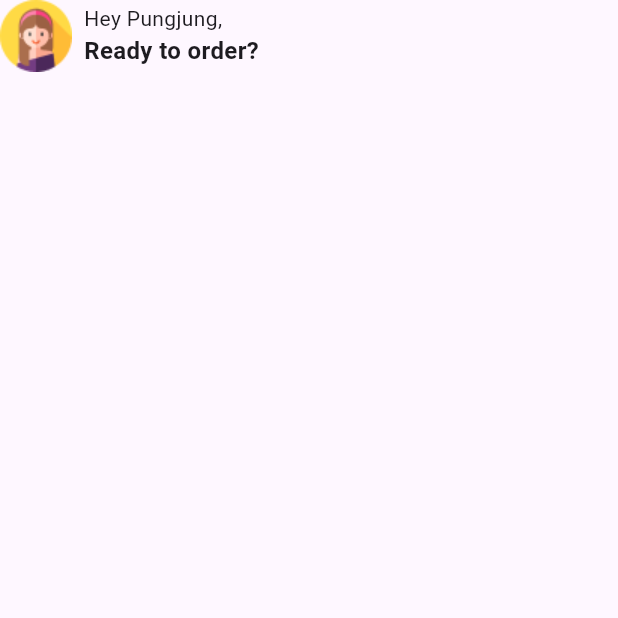
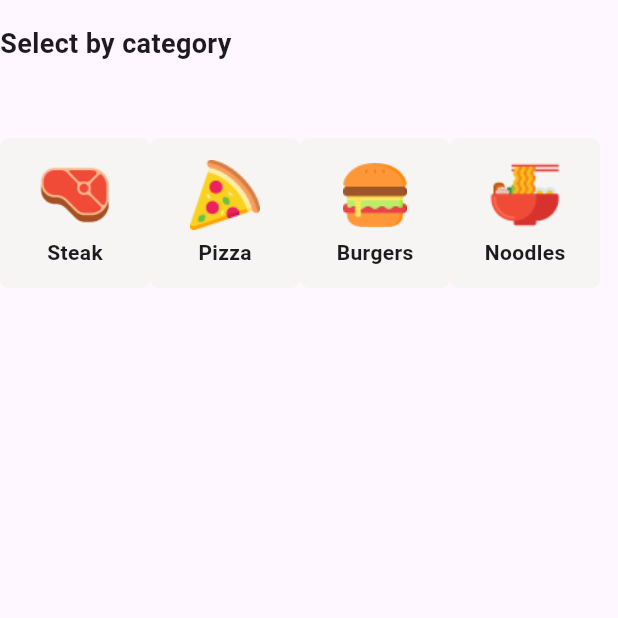
Before and after one commit to Lullalynx/flutter_demo, a Flutter app: the screen it shows after launch, on a phone screen of 412 x 824 dp, the top half of it. Run offline on Flutter 3.47's test engine with Material 3 defaults, Android fonts, the phone set to English and light mode, and no system bars.

Commit message:
update code

```diff
--- /dev/null
+++ b/lib/data/category_data.dart
@@ -0,0 +1,6 @@
+final List<Map<String, String>> categories = [
+  {'image': 'assets/images/steak.png', 'title': 'Steak'},
+  {'image': 'assets/images/pizza.png', 'title': 'Pizza'},
+  {'image': 'assets/images/hamburger.png', 'title': 'Burgers'},
+  {'image': 'assets/images/ramen.png', 'title': 'Noodles'},
+];
--- a/lib/main.dart
+++ b/lib/main.dart
@@ -1,4 +1,7 @@
 import 'package:flutter/material.dart';
+
+import 'data/category_list.dart';
+import 'data/category_data.dart';
 
 void main() {
   runApp(const MyApp());
@@ -13,40 +16,15 @@ class MyApp extends StatelessWidget {
     return MaterialApp(
         title: 'Flutter Demo',
         theme: ThemeData(
-        // This is the theme of your application.
-        //
-        // TRY THIS: Try running your application with "flutter run". You'll see
-        // the application has a purple toolbar. Then, without quitting the app,
-        // try changing the seedColor in the colorScheme below to Colors.green
-        // and then invoke "hot reload" (save your changes or press the "hot
-        // reload" button in a Flutter-supported IDE, or press "r" if you used
-        // the command line to start the app).
-        //
-        // Notice that the counter didn't reset back to zero; the application
-        // state is not lost during the reload. To reset the state, use hot
-        // restart instead.
-        //
-        // This works for code too, not just values: Most code changes can be
-        // tested with just a hot reload.
           colorScheme: ColorScheme.fromSeed(seedColor: Colors.deepPurple),
           useMaterial3: true,
         ),
-      home: const MyHomePage(title: 'Flutter Demo Home Page'),
-    );
+        home: MyHomePage(title: "title"));
   }
 }
 
 class MyHomePage extends StatefulWidget {
   const MyHomePage({super.key, required this.title});
-
-  // This widget is the home page of your application. It is stateful, meaning
-  // that it has a State object (defined below) that contains fields that affect
-  // how it looks.
-
-  // This class is the configuration for the state. It holds the values (in this
-  // case the title) provided by the parent (in this case the App widget) and
-  // used by the build method of the State. Fields in a Widget subclass are
-  // always marked "final".
 
   final String title;
 
@@ -60,29 +38,74 @@ class _MyHomePageState extends State<MyHomePage> {
     return SafeArea(
       child: Scaffold(
           body: Column(
-        children: [
-          Row(
-            children: [
-              Image.asset('assets/images/user_profile.png'),
-              SizedBox(height: 8,width: 8,),
-              const Column(
-                mainAxisAlignment: MainAxisAlignment.start,
         crossAxisAlignment: CrossAxisAlignment.start,
         children: [
+          //Profile(),
+          SizedBox(height: 16),
           Text(
-                    "Hey Pungjung,",
-                    style: TextStyle(fontSize: 14),
+            "Select by category",
+            style: TextStyle(fontSize: 18, fontWeight: FontWeight.bold),
           ),
+          // cetagory_widget(),
+
+          SizedBox(
+            height: 200,
+            child: ListView.builder(
+              scrollDirection: Axis.horizontal,
+              itemCount: categories.length,
+              itemBuilder: (context, index) {
+                // final category = categories[index];
+                return cetagory_widget(
+                  image: categories[index]['image']!,
+                  title: categories[index]['title']!,
+                );
+                // Text(categories[index]['title']!);
+              },
+            ),
+          ),
+        ],
+      )),
+    );
+  }
+}
+
+class cetagory_widget extends StatelessWidget {
+  const cetagory_widget({
+    required this.image,
+    required this.title,
+    super.key,
+  });
+
+  final String image;
+  final String title;
+
+  @override
+  Widget build(BuildContext context) {
+    return Center(
+      child: Container(
+        decoration: BoxDecoration(
+            borderRadius: BorderRadius.circular(6),
+            color: const Color.fromRGBO(246, 245, 243, 1)),
+        width: 100,
+        height: 100,
+        padding: const EdgeInsets.all(8),
+        child: Column(
+          mainAxisAlignment: MainAxisAlignment.center,
+          mainAxisSize: MainAxisSize.min,
+          children: [
+            Image.asset(
+              image,
+              width: 48,
+              height: 48,
+            ),
+            const SizedBox(height: 4),
             Text(
-                    "Ready to order?",
-                    style: TextStyle(fontSize: 16, fontWeight: FontWeight.w700),
-                  )
-                ],
-              )
-            ],
+              title,
+              style: const TextStyle(fontSize: 14, fontWeight: FontWeight.bold),
             ),
           ],
         ),
-    ));
+      ),
+    );
   }
 }
--- a/pubspec.yaml
+++ b/pubspec.yaml
@@ -60,7 +60,7 @@ flutter:
 
   # To add assets to your application, add an assets section, like this:
   assets:
-    - assets/images/user_profile.png
+    - assets/images/
 
   # An image asset can refer to one or more resolution-specific "variants", see
   # https://flutter.dev/to/resolution-aware-images
```
Also changed, not shown: assets/images/hamburger.png (added), assets/images/pizza.png (added), assets/images/ramen.png (added), assets/images/steak.png (added), assets/images/user.png (added), lib/data/category_list.dart (added). Lines whose indentation alone changed are shown as unchanged.
